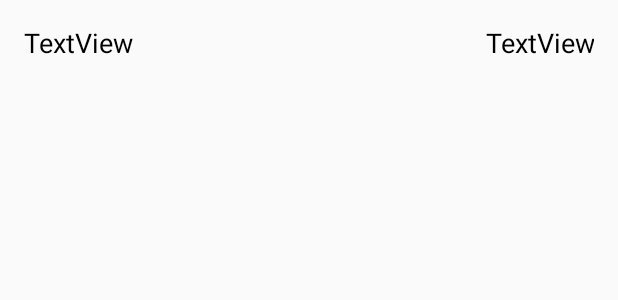
After one commit to mattioso/Autoclean, an Android app: the layout display_services_recyclerview_item.xml on its own in the app's theme, with its tools: preview values and no code run, on a phone screen of 412 x 824 dp. The commit adds this screen. Shown: the top 300 px of the screen. Run offline under Robolectric (Android 15) with nearby library versions, the phone set to English and light mode, and no system bars.

Commit message:
Added recycler layout to have the prices and names of the services selected on the booking screen

```diff
--- a/app/src/main/java/uk/co/appoly/autoclean/ServiceSelectionActivity.java
+++ b/app/src/main/java/uk/co/appoly/autoclean/ServiceSelectionActivity.java
@@ -42,7 +42,7 @@ public class ServiceSelectionActivity extends AppCompatActivity implements Servi
         recyclerView.setLayoutManager(new LinearLayoutManager(getApplicationContext()));
 
         serviceTypes = ServiceDatabase.getServiceTypes();
-        mAdapter = new ServicesRecyclerViewAdapter(getApplicationContext(), serviceTypes, returningServices);
+        mAdapter = new ServicesRecyclerViewAdapter(this, serviceTypes, returningServices);
 
         mAdapter.setClickListener(this);
         recyclerView.setAdapter(mAdapter);
--- a/app/src/main/java/uk/co/appoly/autoclean/ServicesRecyclerViewAdapter.java
+++ b/app/src/main/java/uk/co/appoly/autoclean/ServicesRecyclerViewAdapter.java
@@ -11,6 +11,7 @@ import android.widget.TextView;
 import androidx.annotation.NonNull;
 import androidx.recyclerview.widget.RecyclerView;
 
+import java.util.ArrayList;
 import java.util.List;
 
 public class ServicesRecyclerViewAdapter extends RecyclerView.Adapter<ServicesRecyclerViewAdapter.ViewHolder> {
@@ -94,4 +95,5 @@ public class ServicesRecyclerViewAdapter extends RecyclerView.Adapter<ServicesRe
     public void setClickListener(ItemClickListener listener) {
         this.clickListener = listener;
     }
+
 }
--- /dev/null
+++ b/app/src/main/res/layout/display_services_recyclerview_item.xml
@@ -0,0 +1,32 @@
+<?xml version="1.0" encoding="utf-8"?>
+<LinearLayout xmlns:android="http://schemas.android.com/apk/res/android"
+    xmlns:app="http://schemas.android.com/apk/res-auto"
+    android:layout_width="match_parent"
+    android:layout_height="wrap_content"
+    android:orientation="horizontal">
+
+    <TextView
+        android:id="@+id/serviceTitleTextView"
+        android:layout_width="wrap_content"
+        android:layout_height="wrap_content"
+        android:layout_marginStart="16dp"
+        android:layout_marginTop="16dp"
+        android:layout_weight="0.8"
+        android:text="TextView"
+        android:textColor="#000000"
+        android:textSize="18sp" />
+
+    <TextView
+        android:id="@+id/servicePriceTextView"
+        android:layout_width="wrap_content"
+        android:layout_height="wrap_content"
+        android:layout_marginLeft="16dp"
+        android:layout_marginTop="16dp"
+        android:layout_marginRight="16dp"
+        android:layout_weight="0.2"
+        android:text="TextView"
+        android:textAlignment="viewEnd"
+        android:textColor="#000000"
+        android:textSize="18sp" />
+
+</LinearLayout>
```
Also changed, not shown: app/src/main/java/uk/co/appoly/autoclean/DataCollectionActivity.java (+24 -6 lines), app/src/main/java/uk/co/appoly/autoclean/ServiceDatabase.java (+12 -10 lines), app/src/main/java/uk/co/appoly/autoclean/ServicesDisplayAdapter.java (added, +61 -0 lines), app/src/main/res/layout/activity_data_collection.xml (+4 -3 lines).
